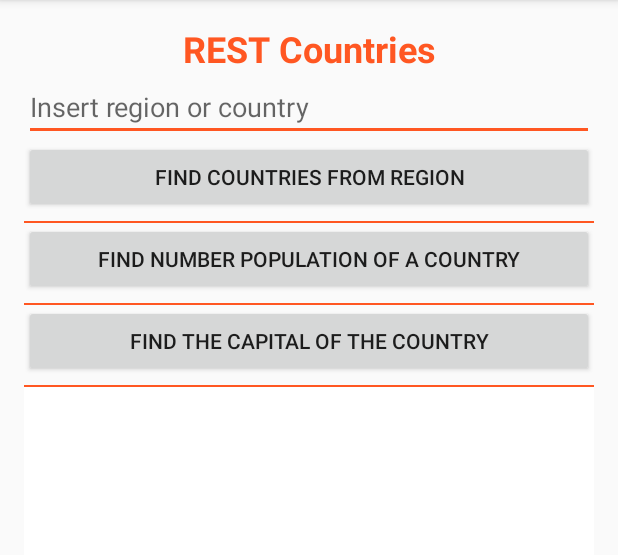
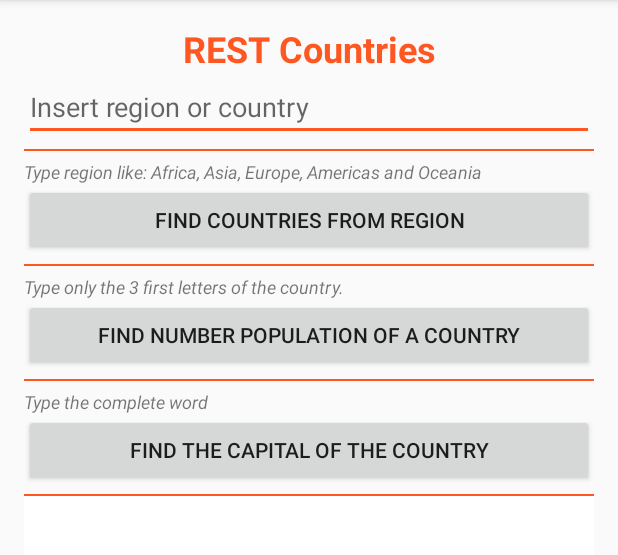
Before and after one commit to paulonova/MyApiOtherServer, an Android app: the screen it shows after launch (MainActivity), after a tap on "FIND COUNTRIES FROM REGION", on a phone screen of 412 x 824 dp, the part 84-639 px from its top. Run offline under Robolectric (Android 15) with nearby library versions, the light colour scheme and no system bars.

Commit message:
Commit 16/05/23 - Final Commit. App works very well.

```diff
--- a/app/src/main/java/se/paulo/nackademin/myapiotherserver/MainActivity.java
+++ b/app/src/main/java/se/paulo/nackademin/myapiotherserver/MainActivity.java
@@ -29,12 +29,10 @@ public class MainActivity extends AppCompatActivity implements View.OnClickListe
     EditText wRegion;
     ProgressBar pb;
 
-    private String regionName;
-    private String countryToCapital;
-    private String countryToPopulation;
+    private String resultText;
 
     public static final String URL_REGION = "https://restcountries.eu/rest/v1/region/";
-    public static final String URL_POPULATION = "https://restcountries.eu/rest/v1/alpha/";
+    public static final String URL_POPULATION = "https://restcountries.eu/rest/v1/alpha/";  // OK   https://restcountries.eu/rest/v1/alpha/
     public static final String URL_CAPITAL = "https://restcountries.eu/rest/v1/name/";
 
 
@@ -63,11 +61,9 @@ public class MainActivity extends AppCompatActivity implements View.OnClickListe
         getWindow().setSoftInputMode(WindowManager.LayoutParams.SOFT_INPUT_STATE_ALWAYS_HIDDEN);
 
         tasks = new ArrayList<>();
-        //setButtonPressed(0);
 
         //ProgressBar
         pb = (ProgressBar) findViewById(R.id.progressBar1);
-        //pb.setVisibility(View.GONE);
 
         //TextView
         showResults = (TextView)findViewById(R.id.txtShowResults);
@@ -130,26 +126,8 @@ public class MainActivity extends AppCompatActivity implements View.OnClickListe
         //task.execute(uri);
     }
 
-    //protected void updateDisplay(String message){
-    protected void updateDisplay22(){
 
-        if(countryList != null){
-
-            showResults.setText("");
-            for (int i = 0; i <countryList.size() ; i++) {
-                country = new Country();
-                country = countryList.get(i);
-                showResults.append((i + 1) + ": " + country.getCountry()
-                                     + " - " + country.getCapital() + "\n");
-            }
-
-        }else {
-            //Show nothing..
-
-        }
-    }
-
-    protected void updateDisplay(){ //****************************************************************
+    protected void updateDisplay(){
 
         if(countryList != null){
 
@@ -172,7 +150,7 @@ public class MainActivity extends AppCompatActivity implements View.OnClickListe
                     for (int i = 0; i <countryList.size() ; i++) {
                         country = new Country();
                         country = countryList.get(i);
-                        showResults.append("Population: " + country.getPopulation() + "\n");
+                        showResults.append("Population of " + country.getCountry() + " is: " + country.getPopulation() + "\n");
                     }
 
                     break;
@@ -183,7 +161,7 @@ public class MainActivity extends AppCompatActivity implements View.OnClickListe
                     for (int i = 0; i <countryList.size() ; i++) {
                         country = new Country();
                         country = countryList.get(i);
-                        showResults.append("Capital: " + country.getCapital() + "\n");
+                        showResults.append("Capital of " + country.getCountry() + " is: " + country.getCapital() + "\n");
                     }
 
                     break;
@@ -192,6 +170,8 @@ public class MainActivity extends AppCompatActivity implements View.OnClickListe
 
         }else {
             //Show nothing..
+            //Toast.makeText(MainActivity.this, "Please! write the appropriate text to make your research", Toast.LENGTH_SHORT).show();
+            showResults.setText("Please! write the appropriate text to make your research");
 
         }
     }
@@ -199,21 +179,19 @@ public class MainActivity extends AppCompatActivity implements View.OnClickListe
     @Override
     public void onClick(View v) {
 
+        resultText = wRegion.getText().toString();
+
         switch (v.getId()){
             case R.id.btnFindCountries:
                 setButtonPressed(1);
-                //Getting text from EditText..
-                regionName = wRegion.getText().toString();
                 showResults.setText("");
-                //hiding the soft-keyboard
-                getWindow().setSoftInputMode(WindowManager.LayoutParams.SOFT_INPUT_STATE_ALWAYS_HIDDEN);
 
                 //Controll the button..
                 setButtonPressed(1);
                 if(isOnLine()){
 
-                    if(!regionName.isEmpty() && regionName != null){
-                        requestData(URL_REGION + regionName.toLowerCase());
+                    if(!resultText.isEmpty() && resultText != null){
+                        requestData(URL_REGION + resultText.toLowerCase());
                     }else{
                         Toast.makeText(getApplicationContext(), "Empty field! try again..", Toast.LENGTH_LONG).show();
                     }
@@ -225,17 +203,13 @@ public class MainActivity extends AppCompatActivity implements View.OnClickListe
 
             case R.id.btnFindPopulation:
                 setButtonPressed(2);
-                //Getting text from EditText..
-                countryToPopulation = wRegion.getText().toString();
                 showResults.setText("");
-                //hiding the soft-keyboard
-                getWindow().setSoftInputMode(WindowManager.LayoutParams.SOFT_INPUT_STATE_ALWAYS_HIDDEN);
 
                 //Controll the button..
                 setButtonPressed(2);
                 if(isOnLine()){
-                    if(!countryToPopulation.isEmpty()){
-                        requestData(URL_POPULATION + countryToPopulation.toLowerCase());
+                    if(!resultText.isEmpty() && resultText != null){
+                        requestData(URL_POPULATION + resultText.toLowerCase());
                     }else {
                         Toast.makeText(getApplicationContext(), "Empty field! try again..", Toast.LENGTH_LONG).show();
                     }
@@ -247,17 +221,13 @@ public class MainActivity extends AppCompatActivity implements View.OnClickListe
 
             case R.id.btnFindCapital:
                 setButtonPressed(3);
-                //Getting text from EditText..
-                countryToCapital = wRegion.getText().toString();
                 showResults.setText("");
-                //hiding the soft-keyboard
-                getWindow().setSoftInputMode(WindowManager.LayoutParams.SOFT_INPUT_STATE_ALWAYS_HIDDEN);
 
                 //Controll the button..
                 setButtonPressed(3);
                 if(isOnLine()){
-                    if(!countryToCapital.isEmpty()){
-                        requestData(URL_CAPITAL + countryToCapital.toLowerCase());
+                    if(!resultText.isEmpty() && resultText != null){
+                        requestData(URL_CAPITAL + resultText.toLowerCase() + "?fullText=true");
                     }else{
                         Toast.makeText(getApplicationContext(), "Empty field! try again..", Toast.LENGTH_LONG).show();
                     }
--- a/app/src/main/res/layout/content_main.xml
+++ b/app/src/main/res/layout/content_main.xml
@@ -29,6 +29,20 @@
             android:layout_height="wrap_content"
             android:hint="@string/insert_field"/>
 
+    <View
+        android:layout_width="match_parent"
+        android:layout_height="1dp"
+        android:layout_marginTop="5dp"
+        android:background="@color/colorAccent"/>
+
+    <TextView
+        android:layout_width="match_parent"
+        android:layout_height="wrap_content"
+        android:layout_marginTop="5dp"
+        android:textSize="12sp"
+        android:textStyle="italic"
+        android:text="@string/region"/>
+
         <Button
             android:id="@+id/btnFindCountries"
             android:layout_width="match_parent"
@@ -41,6 +55,14 @@
             android:layout_marginTop="5dp"
             android:background="@color/colorAccent"/>
 
+    <TextView
+        android:layout_width="match_parent"
+        android:layout_height="wrap_content"
+        android:textSize="12sp"
+        android:layout_marginTop="5dp"
+        android:textStyle="italic"
+        android:text="@string/three_letters"/>
+
         <Button
             android:id="@+id/btnFindPopulation"
             android:layout_width="match_parent"
@@ -52,6 +74,14 @@
             android:layout_height="1dp"
             android:layout_marginTop="5dp"
             android:background="@color/colorAccent"/>
+
+    <TextView
+        android:layout_width="match_parent"
+        android:layout_height="wrap_content"
+        android:textSize="12sp"
+        android:layout_marginTop="5dp"
+        android:textStyle="italic"
+        android:text="@string/complete_word"/>
 
         <Button
             android:id="@+id/btnFindCapital"
--- a/app/src/main/res/values/strings.xml
+++ b/app/src/main/res/values/strings.xml
@@ -9,5 +9,8 @@
     <string name="countries_region">Find Countries from Region</string>
     <string name="find_population">Find number population of a country</string>
     <string name="find_capital">Find the capital of the country</string>
+    <string name="three_letters">Type only the 3 first letters of the country.</string>
+    <string name="complete_word">Type the complete word</string>
+    <string name="region">Type region like: Africa, Asia, Europe, Americas and Oceania</string>
 
 </resources>
```
Also changed, not shown: app/src/main/java/se/paulo/nackademin/myapiotherserver/JSONParser.java (+0 -14 lines), app/src/main/res/drawable/find_world.jpg (deleted).
